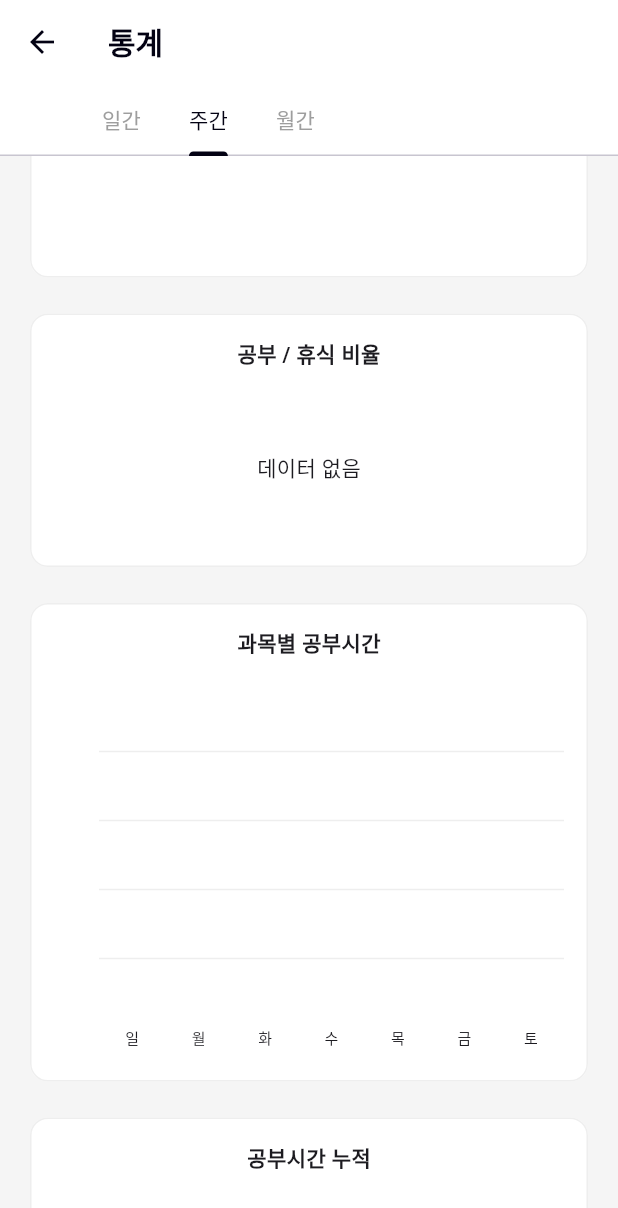
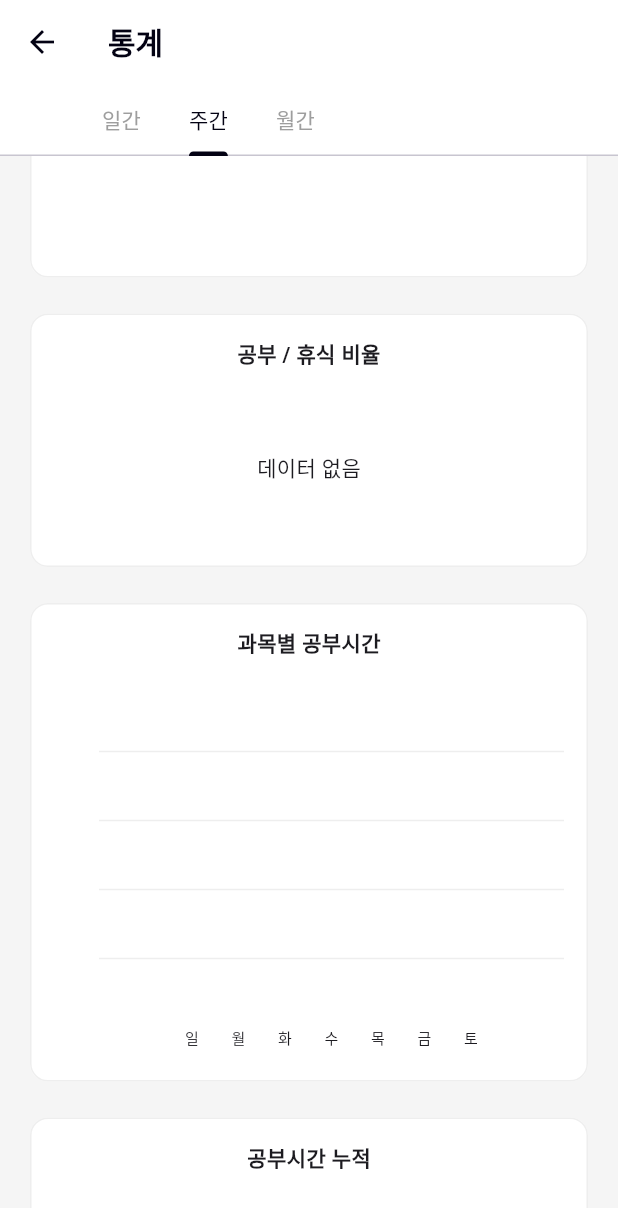
Before and after one commit to HLuKing/studytimer, a Flutter app: the StatisticsScreen screen opened directly, tab 2 chosen, scrolled down 1152 dp, on a phone screen of 412 x 824 dp. Shown: the top 1208 px of the screen. Run offline on Flutter 3.47's test engine with Material 3 defaults, Android fonts, the phone set to English and light mode, and no system bars; drawn by our look-alikes of fl_chart; our stand-ins replace firebase_auth, firebase_core, flutter_svg, google_sign_in, lucide_flutter, shared_preferences; accounts and stored records are empty; network calls fail.

Commit message:
마무리 올리기

```diff
--- a/frontend/lib/screens/statistics_screen.dart
+++ b/frontend/lib/screens/statistics_screen.dart
@@ -1345,10 +1345,22 @@ Widget _buildStartEndBarChart(Map<String, dynamic> weekStats) {
 
   // 과목별 누적 막대 차트 (주간/월간 공통 사용)
   Widget _buildStackedBarChart(Map<dynamic, Map<String, double>> dailyData, Map<String, Color> subjectColors, List<Subject> subjects, bool isWeekly) {
+
+    // 1. Y축 최대값 계산 (기존과 동일)
+    double maxY = 0;
+    maxY = dailyData.values.fold<double>(0.0, (prevDayMax, subjectMap) {
+      final dayTotal = subjectMap.values.fold<double>(0.0, (sum, seconds) => sum + (seconds / 3600.0));
+      return max(prevDayMax, dayTotal);
+    });
+    maxY = max(maxY * 1.2, 1.0);
+
     final barGroups = dailyData.entries.map((entry) {
-      final xValue = entry.key; // 요일 인덱스(0-6) 또는 일자(1-31)
+      final xValue = entry.key;
       final subjectData = entry.value;
-      final rods = <BarChartRodData>[];
+
+      // 2. BarChartRodStackItem 리스트 (기존과 동일)
+      final stackItems = <BarChartRodStackItem>[];
+
       double currentY = 0;
       final sortedSubjects = subjectData.keys.toList()..sort();
 
@@ -1356,33 +1368,52 @@ Widget _buildStartEndBarChart(Map<String, dynamic> weekStats) {
         final seconds = subjectData[subjectName]!;
         if (seconds <= 0) continue;
         final hours = seconds / 3600.0;
-        rods.add(BarChartRodData(
-            fromY: currentY, toY: currentY + hours,
-            color: subjectColors[subjectName] ?? Colors.grey,
+
+        // 3. 스택 아이템 추가 (기존과 동일)
+        stackItems.add(BarChartRodStackItem(
+          currentY, // fromY
+          currentY + hours, // toY
+          subjectColors[subjectName] ?? Colors.grey, // color
+        ));
+
+        currentY += hours;
+      }
+
+      // 4. 단일 BarChartRodData 생성 (기존과 동일)
+      final totalRod = BarChartRodData(
+        toY: currentY,
         width: isWeekly ? 15 : 8,
-            borderRadius: BorderRadius.zero));
-        currentY += hours;
-      }
-      if (rods.isEmpty) rods.add(BarChartRodData(toY: 0, color: Colors.transparent));
-      return BarChartGroupData(x: xValue is int ? xValue : int.parse(xValue.toString()), barRods: rods);
+        rodStackItems: stackItems,
+        borderRadius: BorderRadius.zero,
+        // [!] 터치 감지를 위해 옅은 색상 유지
+        color: Colors.black.withOpacity(0.001),
+      );
+
+      return BarChartGroupData(
+        x: xValue is int ? xValue : int.parse(xValue.toString()),
+        barRods: [totalRod],
+      );
     }).toList();
-
-     final maxY = barGroups.fold<double>(0.0, (prev, group) => max(prev, group.barRods.fold<double>(0, (p, r) => p + (r.toY - r.fromY)))) * 1.2;
 
     return SizedBox(
       height: 250,
       child: BarChart(
         BarChartData(
-          maxY: max(maxY, 1.0),
-          alignment: BarChartAlignment.spaceAround,
+          maxY: maxY,
+          alignment: BarChartAlignment.center,
           barGroups: barGroups,
+
+          // ... (titlesData, borderData, gridData는 기존과 동일) ...
           titlesData: FlTitlesData(
             bottomTitles: AxisTitles(sideTitles: SideTitles(
               showTitles: true,
               getTitlesWidget: (value, meta) {
                 if (isWeekly) {
                   final days = ['일', '월', '화', '수', '목', '금', '토'];
+                  if (value >= 0 && value < days.length) {
                        return Text(days[value.toInt()], style: const TextStyle(fontSize: 10));
+                  }
+                  return const Text('');
                 } else { // 월간
                   final day = value.toInt();
                   final daysInMonth = dailyData.length;
@@ -1410,19 +1441,55 @@ Widget _buildStartEndBarChart(Map<String, dynamic> weekStats) {
             show: true, drawVerticalLine: false,
             getDrawingHorizontalLine: (value) => FlLine(color: Colors.grey.shade200, strokeWidth: 1)
           ),
-          barTouchData: BarTouchData(touchTooltipData: BarTouchTooltipData(
+
+          // [!!!] <<<--- 여기가 수정된 부분 --- (START)
+          barTouchData: BarTouchData(
+            touchTooltipData: BarTouchTooltipData(
               getTooltipColor: (group) => Colors.black87,
+
+              // [!] 1. 툴팁 콜백 시그니처를 스택 아이템이 없는 기본형으로 변경합니다.
               getTooltipItem: (group, groupIndex, rod, rodIndex) {
-                 final subjectName = subjectColors.entries.firstWhere((entry) => entry.value == rod.color, orElse: () => MapEntry('기타', Colors.grey)).key;
-                 final hours = rod.toY - rod.fromY;
-                 final label = isWeekly ? ['일', '월', '화', '수', '목', '금', '토'][group.x.toInt()] : '${group.x.toInt()}일';
+
+                // [!] 2. 그날의 날짜(xValue)를 가져옵니다.
+                final xValue = group.x.toInt();
+                final label = isWeekly
+                    ? ['일', '월', '화', '수', '목', '금', '토'][xValue]
+                    : '${xValue}일';
+
+                // [!] 3. dailyData 맵에서 해당 날짜의 과목 데이터를 가져옵니다.
+                final dayData = dailyData[xValue];
+                if (dayData == null || dayData.isEmpty) {
+                  return null; // 데이터 없으면 툴팁 없음
+                }
+
+                // [!] 4. 과목별 시간 목록을 TextSpan으로 만듭니다.
+                double totalSeconds = 0;
+                final sortedEntries = dayData.entries.toList()
+                  ..sort((a, b) => b.value.compareTo(a.value)); // 시간이 긴 순서대로 정렬
+
+                final children = sortedEntries.map((entry) {
+                  final subjectName = entry.key;
+                  final seconds = entry.value;
+                  totalSeconds += seconds;
+                  return TextSpan(
+                    text: '\n${subjectName}: ${formatHourMinute(seconds)}',
+                    style: TextStyle(
+                      color: subjectColors[subjectName] ?? Colors.white,
+                      fontSize: 10
+                    ),
+                  );
+                }).toList();
+
+                // [!] 5. 날짜와 총 시간을 제목으로, 과목 목록을 자식으로 반환합니다.
                 return BarTooltipItem(
-                   '$label $subjectName\n',
-                   const TextStyle(color: Colors.white, fontWeight: FontWeight.bold),
-                   children: <TextSpan>[TextSpan(text: formatHourMinute(hours * 3600), style: const TextStyle(color: Colors.white))],
-                 );
-              }
-          )),
+                  '$label - 총 ${formatHourMinute(totalSeconds)}\n',
+                  const TextStyle(color: Colors.white, fontWeight: FontWeight.bold, fontSize: 12),
+                  children: children,
+                );
+              }
+            )
+          ),
+          // [!!!] <<<--- 여기까지 수정 --- (END)
         ),
       ),
     );
--- a/frontend/lib/services/api_service.dart
+++ b/frontend/lib/services/api_service.dart
@@ -41,7 +41,7 @@ class ApiService {
     } else if (res.statusCode == 409) {
       throw Exception("이미 사용 중인 닉네임입니다.");
     }
-    throw Exception("닉네임 설정 실패: ${res.statusCode}");
+    throw Exception("닉네임 설정 실패: 이미 사용 중인 닉네임입니다.");
   }
 
   static Future<void> saveStudyLaps(List<LapTime> laps, String sessionId, String subjectName) async {
--- a/frontend/lib/utils/theme.dart
+++ b/frontend/lib/utils/theme.dart
@@ -98,12 +98,11 @@ final ThemeData lightTheme = ThemeData(
   // 10. OutlinedButton 스타일 추가 ("과목 선택" 버튼)
   outlinedButtonTheme: OutlinedButtonThemeData(
     style: OutlinedButton.styleFrom(
-      foregroundColor: const Color(0xFF030213), // [!] 글자/아이콘 (검은색)
-      side: BorderSide(color: Colors.grey.shade300, width: 1), // [!] 테두리색
-      shape: RoundedRectangleBorder(
-        borderRadius: BorderRadius.circular(12.0), // [!] 둥근 모서리
-      ),
-      padding: const EdgeInsets.symmetric(vertical: 12, horizontal: 20), // [!] 기본 패딩
+      backgroundColor: Colors.white, // [!] 이 줄을 추가합니다.
+      foregroundColor: const Color(0xFF030213), // 글자/아이콘 (검은색)
+      side: BorderSide(color: Colors.grey.shade300, width: 1), // 테두리색
+      shape: const StadiumBorder(), // 알약 모양
+      padding: const EdgeInsets.symmetric(vertical: 12, horizontal: 20),
     ),
   ),
 
```
Also changed, not shown: frontend/lib/screens/study_tracker_screen.dart (+45 -19 lines). Lines whose indentation alone changed are shown as unchanged.
